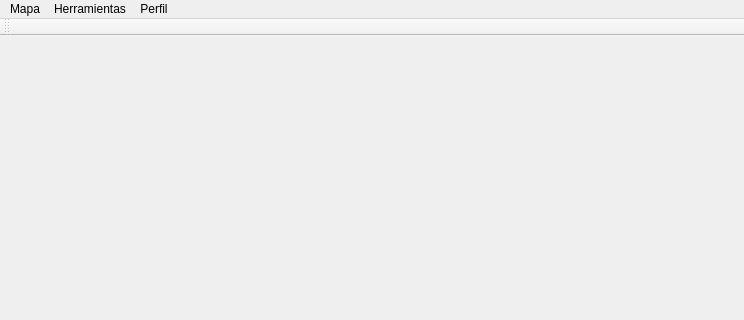
The window that mapa/mainwindow.ui (jorgecanut/mapaIHM) describes before a commit, drawn with Qt 5; both pictures show x 0 to 744 and y 0 to 320 of the 744 by 540 pixel window.
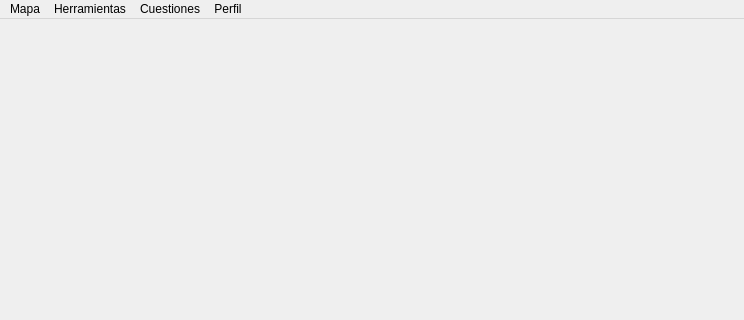
The same window after the commit.

Commit message: rotacion y barra herramientas parte 2

```diff
--- a/mapa/mainwindow.ui
+++ b/mapa/mainwindow.ui
@@ -30,7 +30,7 @@
      <x>0</x>
      <y>0</y>
      <width>744</width>
-     <height>37</height>
+     <height>20</height>
     </rect>
    </property>
    <widget class="QMenu" name="menuHerramientas">
@@ -59,22 +59,18 @@
     <addaction name="actionMi_Perfil"/>
     <addaction name="actionCerrar_Sesion"/>
    </widget>
+   <widget class="QMenu" name="menuCuestiones">
+    <property name="title">
+     <string>Cuestiones</string>
+    </property>
+    <addaction name="actionAleatoria"/>
+   </widget>
    <addaction name="menuMapa"/>
    <addaction name="menuHerramientas"/>
+   <addaction name="menuCuestiones"/>
    <addaction name="menuPerfil"/>
   </widget>
   <widget class="QStatusBar" name="statusbar"/>
-  <widget class="QToolBar" name="toolBar">
-   <property name="windowTitle">
-    <string>toolBar</string>
-   </property>
-   <attribute name="toolBarArea">
-    <enum>TopToolBarArea</enum>
-   </attribute>
-   <attribute name="toolBarBreak">
-    <bool>false</bool>
-   </attribute>
-  </widget>
   <action name="actionRegla">
    <property name="text">
     <string>Regla</string>
```
Left out of the diff: 71 changed lines with no effect on the pictures. The commit also changes 2 other files.
